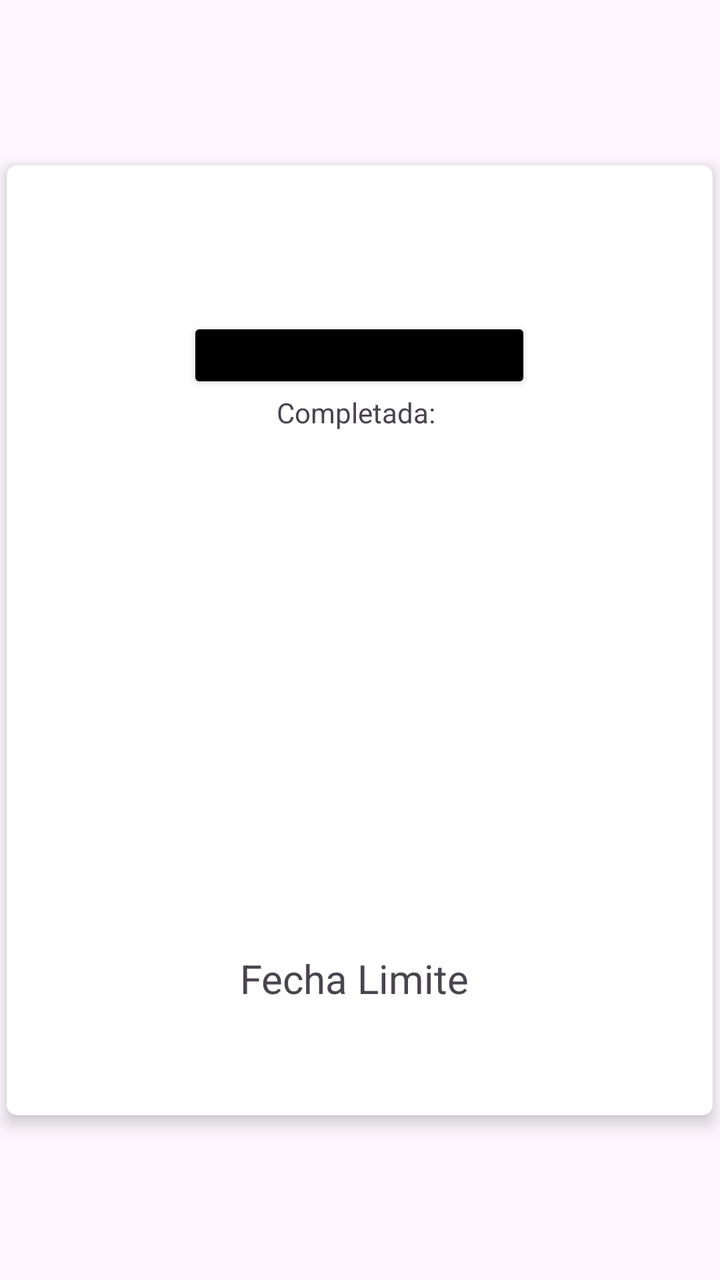
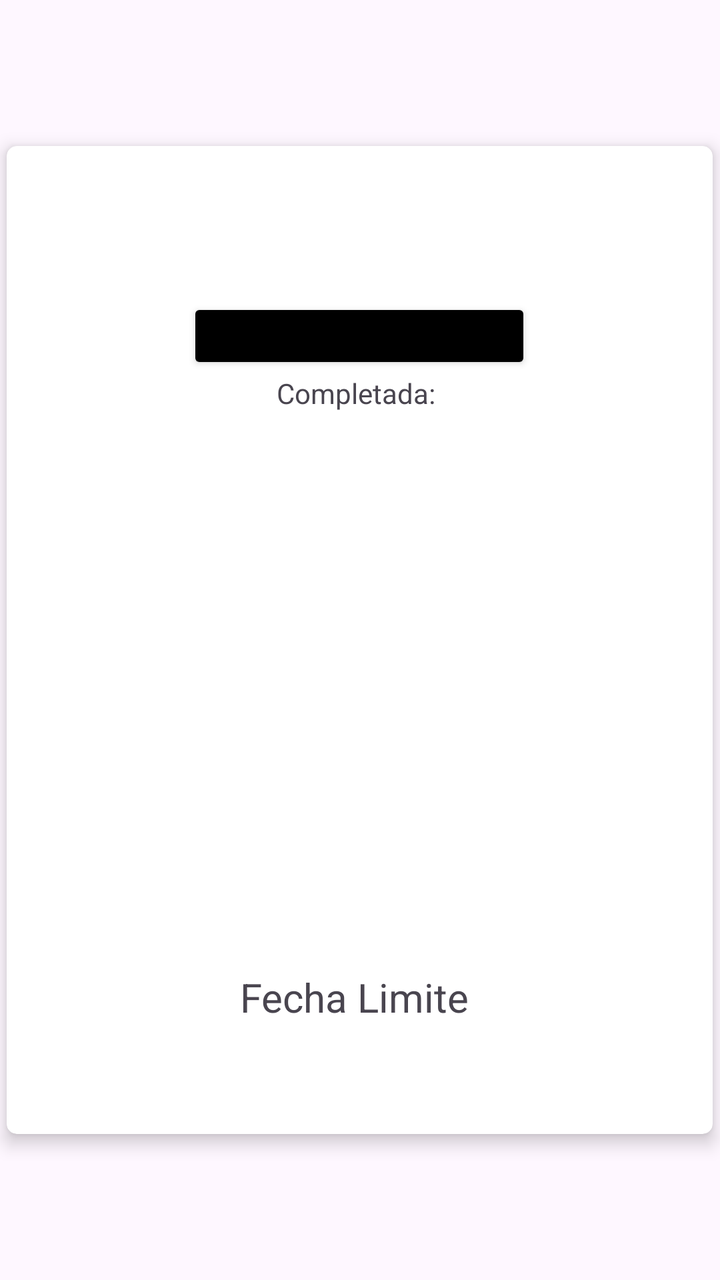

Two renders of the same Android screen: before a commit and after it. Below are the layout's source before the change and the commit's diff.
<!-- AndroidManifest.xml: application theme Theme.ToDoList -->
<!-- res/layout/fragment_detalles_lista.xml -->
<?xml version="1.0" encoding="utf-8"?>
<androidx.constraintlayout.widget.ConstraintLayout xmlns:android="http://schemas.android.com/apk/res/android"
    xmlns:app="http://schemas.android.com/apk/res-auto"
    xmlns:tools="http://schemas.android.com/tools"
    android:layout_width="match_parent"
    android:layout_height="match_parent"
    tools:context=".Main.Fragments.DetallesListaFragment">

    <androidx.cardview.widget.CardView
        android:layout_width="353dp"
        android:layout_height="wrap_content"
        app:cardCornerRadius="5dp"
        app:cardElevation="5dp"
        app:layout_constraintBottom_toBottomOf="parent"
        app:layout_constraintEnd_toEndOf="parent"
        app:layout_constraintHorizontal_bias="0.491"
        app:layout_constraintStart_toStartOf="parent"
        app:layout_constraintTop_toTopOf="parent">


        <LinearLayout
            android:layout_width="match_parent"
            android:layout_height="match_parent"
            android:orientation="vertical">

            <View
                android:layout_width="200dp"
                android:layout_height="31dp" />


            <TextView
                android:id="@+id/titulo"
                android:layout_width="302dp"
                android:layout_height="26dp"
                android:layout_gravity="center"
                android:gravity="center"
                android:textSize="24sp"
                android:textStyle="bold"
                app:layout_constraintBottom_toBottomOf="parent"
                app:layout_constraintEnd_toEndOf="parent"
                app:layout_constraintStart_toStartOf="parent"
                app:layout_constraintTop_toTopOf="parent"
                app:layout_constraintVertical_bias="0.098" />

            <View
                android:layout_width="200dp"
                android:layout_height="19dp" />

            <Button
                android:id="@+id/categoria"
                android:layout_width="172dp"
                android:layout_height="38dp"
                android:layout_gravity="center"
                android:backgroundTint="@color/black"
                app:layout_constraintBottom_toBottomOf="parent"
                app:layout_constraintEnd_toEndOf="parent"
                app:layout_constraintStart_toStartOf="parent"
                app:layout_constraintTop_toTopOf="parent"
                app:layout_constraintVertical_bias="0.201" />

            <TextView
                android:id="@+id/textView2"
                android:layout_width="wrap_content"
                android:layout_height="wrap_content"
                android:layout_gravity="center"
                android:text="Completada: " />

            <TextView
                android:id="@+id/completada"
                android:layout_width="wrap_content"
                android:layout_height="wrap_content"
                android:layout_gravity="center" />

            <View
                android:layout_width="200dp"
                android:layout_height="21dp" />

            <TextView
                android:id="@+id/descripcion"
                android:layout_width="306dp"
                android:layout_height="206dp"
                android:layout_gravity="center"
                android:gravity="center"
                android:textSize="16sp"
                app:layout_constraintBottom_toBottomOf="parent"
                app:layout_constraintEnd_toEndOf="parent"
                app:layout_constraintStart_toStartOf="parent"
                app:layout_constraintTop_toTopOf="parent" />

            <View
                android:layout_width="200dp"
                android:layout_height="14dp" />

            <TextView
                android:id="@+id/texto"
                android:layout_width="wrap_content"
                android:layout_height="wrap_content"
                android:layout_gravity="center"
                android:text="Fecha Limite "
                android:textSize="20sp"
                app:layout_constraintBottom_toBottomOf="parent"
                app:layout_constraintEnd_toEndOf="parent"
                app:layout_constraintStart_toStartOf="parent"
                app:layout_constraintTop_toTopOf="parent"
                app:layout_constraintVertical_bias="0.785" />

            <TextView
                android:id="@+id/fecha_limite"
                android:layout_width="wrap_content"
                android:layout_height="wrap_content"
                android:layout_gravity="center"
                android:gravity="center"
                android:textColor="@color/red"
                android:textSize="20sp"
                android:textStyle="bold"
                app:layout_constraintBottom_toBottomOf="parent"
                app:layout_constraintEnd_toEndOf="parent"
                app:layout_constraintStart_toStartOf="parent"
                app:layout_constraintTop_toTopOf="parent"
                app:layout_constraintVertical_bias="0.857" />

            <View
                android:layout_width="200dp"
                android:layout_height="14dp" />

            <ImageView
                android:id="@+id/imageView"
                android:layout_width="0dp"
                android:layout_height="0dp"
                android:layout_gravity="center"/>

            <View
                android:layout_width="200dp"
                android:layout_height="14dp" />

        </LinearLayout>
    </androidx.cardview.widget.CardView>

</androidx.constraintlayout.widget.ConstraintLayout>
<!-- resources referenced by this layout -->
<resources>
  <color name="black">#FF000000</color>
  <color name="red">#FF0000</color>
  <style name="Theme.ToDoList" parent="Base.Theme.ToDoList" />
  <style name="Base.Theme.ToDoList" parent="Theme.Material3.DayNight.NoActionBar">
          
          
      </style>
</resources>

<!-- the commit's change to res/layout/fragment_detalles_lista.xml (unified diff, before → after) -->
@@ -76,6 +76,13 @@
                 android:layout_height="21dp" />
 
             <TextView
+                android:id="@+id/creador"
+                android:layout_width="wrap_content"
+                android:layout_height="wrap_content"
+                android:layout_gravity="center"
+                android:gravity="center" />
+
+            <TextView
                 android:id="@+id/descripcion"
                 android:layout_width="306dp"
                 android:layout_height="206dp"
